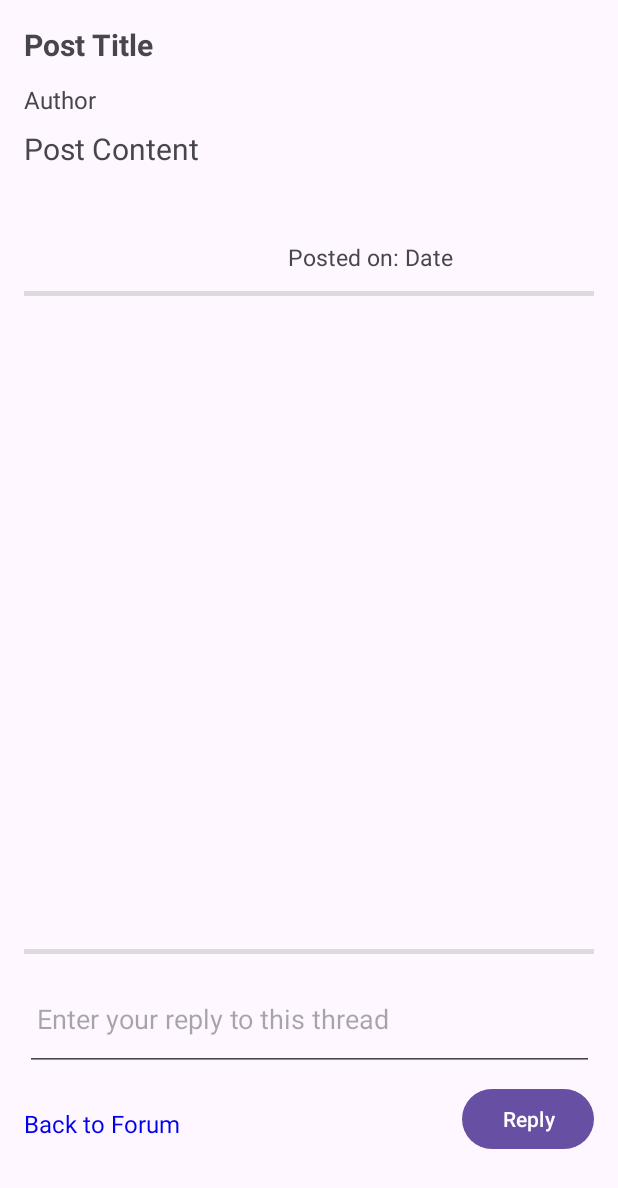
After one commit to Skiddygoat15/MindMelody, an Android app: the PostActivity screen opened directly, with no data from a screen before it, on a phone screen of 412 x 824 dp. The commit adds this screen. Shown: the top 1188 px of the screen. Run offline under Robolectric (Android 15) with nearby library versions, the phone set to English and light mode, and no system bars; our stand-ins replace Room's generated code.

Commit message:
Forum funciton fully completed

```diff
--- a/app/src/main/AndroidManifest.xml
+++ b/app/src/main/AndroidManifest.xml
@@ -27,6 +27,7 @@
         <activity android:name=".Activities.HomeActivity" />
         <!-- 声明 ForumActivity -->
         <activity android:name=".Activities.ForumActivity" />
+        <activity android:name=".Activities.PostActivity" />
     </application>
 
 </manifest>
--- /dev/null
+++ b/app/src/main/java/com/devsquad/mind_melody/Activities/PostActivity.java
@@ -0,0 +1,160 @@
+package com.devsquad.mind_melody.Activities;
+
+import android.content.Intent;
+import android.os.Bundle;
+import android.text.TextUtils;
+import android.widget.Button;
+import android.widget.EditText;
+import android.widget.TextView;
+import android.widget.Toast;
+
+import androidx.appcompat.app.AppCompatActivity;
+import androidx.recyclerview.widget.LinearLayoutManager;
+import androidx.recyclerview.widget.RecyclerView;
+
+import com.devsquad.mind_melody.Adapter.ReplyAdapter;
+import com.devsquad.mind_melody.Adapter.SimpleDateFormatter.DateUtils;
+import com.devsquad.mind_melody.Model.Forum.ForumDB;
+import com.devsquad.mind_melody.Model.Forum.Post;
+import com.devsquad.mind_melody.Model.Forum.PostDao;
+import com.devsquad.mind_melody.Model.Forum.Reply;
+import com.devsquad.mind_melody.Model.Forum.ReplyDao;
+import com.devsquad.mind_melody.Model.User.User;
+import com.devsquad.mind_melody.R;
+
+import java.util.ArrayList;
+import java.util.Date;
+import java.util.List;
+
+public class PostActivity extends AppCompatActivity {
+
+    private TextView postTitle, postAuthor, postContent, postDate, backTo;
+    private EditText replyContentEditText;
+    private Button replyButton;
+    private RecyclerView replyRecyclerView;
+    private List<Reply> replyList;
+    private ReplyAdapter replyAdapter;
+    private ForumDB forumDB;
+    private PostDao postDao;
+    private ReplyDao replyDao;
+    private User loggedInUser; // 当前登录的用户
+    private int postId; // 当前帖子的ID
+
+    @Override
+    protected void onCreate(Bundle savedInstanceState) {
+        super.onCreate(savedInstanceState);
+        setContentView(R.layout.post_activity);
+
+        // 初始化UI组件
+        postTitle = findViewById(R.id.postTitle);
+        postAuthor = findViewById(R.id.postAuthor);
+        postContent = findViewById(R.id.postContent);
+        postDate = findViewById(R.id.postDate);
+        replyContentEditText = findViewById(R.id.replyInput);
+        replyButton = findViewById(R.id.replyButton);
+        replyRecyclerView = findViewById(R.id.recyclerViewReplies);
+        backTo = findViewById(R.id.BackTo); // 返回按钮
+
+        // 获取传入的postId和loggedInUser
+        postId = getIntent().getIntExtra("postId", -1);
+        loggedInUser = (User) getIntent().getSerializableExtra("loggedInUser");
+
+        // 获取数据库实例
+        forumDB = ForumDB.getDatabase(this);
+        postDao = forumDB.postDao();
+        replyDao = forumDB.replyDao();
+
+        // 加载帖子数据
+        loadPost(postId);
+
+        // 加载回复数据
+        loadReplies(postId);
+
+        // 设置返回按钮的监听器，返回到ForumActivity
+        backTo.setOnClickListener(v -> {
+            Intent intent = new Intent(PostActivity.this, ForumActivity.class);
+            intent.putExtra("loggedInUser", loggedInUser); // 传递当前用户信息
+            startActivity(intent);
+            finish(); // 销毁当前Activity，回到ForumActivity
+        });
+
+        // 设置回复按钮监听器
+        replyButton.setOnClickListener(v -> {
+            String replyContent = replyContentEditText.getText().toString().trim();
+
+            // 字段验证
+            if (validateReply(replyContent)) {
+                // 创建新的 Reply 对象
+                Reply newReply = new Reply(postId, replyContent, loggedInUser.getFirstName(), new Date());
+
+                // 使用线程方法插入新回复
+                new Thread(() -> {
+                    long replyId = replyDao.insertReply(newReply); // 插入回复
+
+                    if (replyId > 0) {
+                        // 回复插入成功后刷新回复列表
+                        runOnUiThread(() -> {
+                            Toast.makeText(PostActivity.this, "Reply posted successfully!", Toast.LENGTH_SHORT).show();
+                            loadReplies(postId); // 刷新回复列表
+
+                            // 清空输入框内容
+                            replyContentEditText.setText("");
+                        });
+                    } else {
+                        runOnUiThread(() -> Toast.makeText(PostActivity.this, "Failed to post reply!", Toast.LENGTH_SHORT).show());
+                    }
+                }).start();
+            }
+        });
+    }
+
+    // 加载帖子并显示
+    private void loadPost(int postId) {
+        new Thread(() -> {
+            Post post = postDao.getPostById(postId);
+
+            if (post != null) {
+                runOnUiThread(() -> {
+                    postTitle.setText(post.getTitle());
+                    postAuthor.setText(post.getAuthor());
+                    postContent.setText(post.getContent());
+                    String formattedDate = DateUtils.formatDateToSydneyTime(post.getCreatedAt());
+                    postDate.setText("Posted on: " + formattedDate);
+                });
+            }
+        }).start();
+    }
+
+    // 加载回复并更新RecyclerView
+    private void loadReplies(int postId) {
+        new Thread(() -> {
+            replyList = replyDao.getRepliesByPostId(postId);
+
+            runOnUiThread(() -> {
+                replyAdapter = new ReplyAdapter(PostActivity.this, replyList);
+                replyRecyclerView.setLayoutManager(new LinearLayoutManager(this));
+                replyRecyclerView.setAdapter(replyAdapter);
+            });
+        }).start();
+    }
+
+    // 验证回复内容
+    private boolean validateReply(String replyContent) {
+        if (TextUtils.isEmpty(replyContent)) {
+            Toast.makeText(this, "Reply cannot be empty", Toast.LENGTH_SHORT).show();
+            return false;
+        }
+
+        if (replyContent.length() < 3) {
+            Toast.makeText(this, "Reply must be at least 3 characters long", Toast.LENGTH_SHORT).show();
+            return false;
+        }
+
+        if (replyContent.startsWith(" ")) {
+            Toast.makeText(this, "Reply cannot start with a space", Toast.LENGTH_SHORT).show();
+            return false;
+        }
+
+        return true;
+    }
+}
--- /dev/null
+++ b/app/src/main/java/com/devsquad/mind_melody/Adapter/ReplyAdapter.java
@@ -0,0 +1,62 @@
+package com.devsquad.mind_melody.Adapter;
+
+
+import android.content.Context;
+import android.view.LayoutInflater;
+import android.view.View;
+import android.view.ViewGroup;
+import android.widget.TextView;
+
+import androidx.annotation.NonNull;
+import androidx.recyclerview.widget.RecyclerView;
+
+import com.devsquad.mind_melody.Adapter.SimpleDateFormatter.DateUtils;
+import com.devsquad.mind_melody.Model.Forum.Reply;
+import com.devsquad.mind_melody.R;
+
+import java.util.List;
+
+public class ReplyAdapter extends RecyclerView.Adapter<ReplyAdapter.ReplyViewHolder> {
+
+    private List<Reply> replyList;
+    private Context context;
+
+    public ReplyAdapter(Context context, List<Reply> replyList) {
+        this.context = context;
+        this.replyList = replyList;
+    }
+
+    @NonNull
+    @Override
+    public ReplyViewHolder onCreateViewHolder(@NonNull ViewGroup parent, int viewType) {
+        View view = LayoutInflater.from(context).inflate(R.layout.item_reply, parent, false);
+        return new ReplyViewHolder(view);
+    }
+
+    @Override
+    public void onBindViewHolder(@NonNull ReplyViewHolder holder, int position) {
+        Reply reply = replyList.get(position);
+        holder.replyAuthor.setText(reply.getAuthor());
+        holder.replyContent.setText(reply.getContent());
+        // 使用 DateUtils 来格式化 createdAt
+        String formattedDate = DateUtils.formatDateToSydneyTime(reply.getCreatedAt());
+        holder.replyDate.setText(formattedDate);  // 格式化后的时间显示
+    }
+
+    @Override
+    public int getItemCount() {
+        return replyList.size();
+    }
+
+    public static class ReplyViewHolder extends RecyclerView.ViewHolder {
+
+        TextView replyAuthor, replyContent, replyDate;
+
+        public ReplyViewHolder(@NonNull View itemView) {
+            super(itemView);
+            replyAuthor = itemView.findViewById(R.id.replyAuthor);
+            replyContent = itemView.findViewById(R.id.replyContent);
+            replyDate = itemView.findViewById(R.id.replyDate);
+        }
+    }
+}
--- a/app/src/main/res/drawable/recycler_background.xml
+++ b/app/src/main/res/drawable/recycler_background.xml
@@ -4,7 +4,7 @@
     <solid android:color="#30D3D3D3" />
 
     <!-- 设置圆角 -->
-    <corners android:radius="16dp" />
+    <corners android:radius="2dp" />
 
     <!-- 设置边框 -->
     <stroke android:width="2dp" android:color="#FFB0B0B0" />
--- /dev/null
+++ b/app/src/main/res/layout/post_activity.xml
@@ -0,0 +1,145 @@
+<?xml version="1.0" encoding="utf-8"?>
+<androidx.constraintlayout.widget.ConstraintLayout xmlns:android="http://schemas.android.com/apk/res/android"
+    xmlns:app="http://schemas.android.com/apk/res-auto"
+    xmlns:tools="http://schemas.android.com/tools"
+    android:layout_width="match_parent"
+    android:layout_height="match_parent"
+    tools:context=".Activities.PostActivity">
+
+    <!-- 帖子标题 -->
+    <TextView
+        android:id="@+id/postTitle"
+        android:layout_width="wrap_content"
+        android:layout_height="wrap_content"
+        android:layout_marginStart="16dp"
+        android:layout_marginTop="16dp"
+        android:text="Post Title"
+        android:textSize="20sp"
+        android:textStyle="bold"
+        app:layout_constraintStart_toStartOf="parent"
+        app:layout_constraintTop_toTopOf="parent" />
+
+    <!-- 作者 -->
+
+    <!-- 帖子内容 -->
+
+    <!-- 发布时间 -->
+
+    <!-- 分割线 -->
+
+    <!-- 回复列表 RecyclerView -->
+
+    <TextView
+        android:id="@+id/postAuthor"
+        android:layout_width="wrap_content"
+        android:layout_height="wrap_content"
+        android:layout_marginTop="12dp"
+        android:text="Author"
+        android:textSize="16sp"
+        app:layout_constraintStart_toStartOf="@id/postTitle"
+        app:layout_constraintTop_toBottomOf="@id/postTitle" />
+
+    <TextView
+        android:id="@+id/postContent"
+        android:layout_width="wrap_content"
+        android:layout_height="wrap_content"
+        android:layout_marginTop="8dp"
+        android:layout_marginEnd="16dp"
+        android:text="Post Content"
+        android:textSize="20sp"
+        app:layout_constraintEnd_toEndOf="parent"
+        app:layout_constraintHorizontal_bias="0.0"
+        app:layout_constraintStart_toStartOf="@id/postTitle"
+        app:layout_constraintTop_toBottomOf="@id/postAuthor" />
+
+    <!-- 分割线2 -->
+
+    <!-- 输入回复框 -->
+
+    <!-- 回复按钮 -->
+
+    <TextView
+        android:id="@+id/postDate"
+        android:layout_width="wrap_content"
+        android:layout_height="wrap_content"
+        android:layout_marginStart="176dp"
+        android:layout_marginTop="48dp"
+        android:text="Posted on: Date"
+        android:textSize="15sp"
+        app:layout_constraintStart_toStartOf="@id/postTitle"
+        app:layout_constraintTop_toBottomOf="@id/postContent" />
+
+    <View
+        android:id="@+id/dividerLine1"
+        android:layout_width="0dp"
+        android:layout_height="3dp"
+        android:layout_marginStart="16dp"
+        android:layout_marginTop="12dp"
+        android:layout_marginEnd="16dp"
+        android:background="?android:attr/listDivider"
+        app:layout_constraintEnd_toEndOf="parent"
+        app:layout_constraintHorizontal_bias="0.0"
+        app:layout_constraintStart_toStartOf="parent"
+        app:layout_constraintTop_toBottomOf="@id/postDate" />
+
+    <androidx.recyclerview.widget.RecyclerView
+        android:id="@+id/recyclerViewReplies"
+        android:layout_width="377dp"
+        android:layout_height="407dp"
+        android:layout_marginStart="16dp"
+        android:layout_marginTop="16dp"
+        android:layout_marginEnd="16dp"
+        app:layout_constraintBottom_toTopOf="@id/dividerLine2"
+        app:layout_constraintEnd_toEndOf="parent"
+        app:layout_constraintHorizontal_bias="0.0"
+        app:layout_constraintStart_toStartOf="parent"
+        app:layout_constraintTop_toBottomOf="@id/dividerLine1"
+        app:layout_constraintVertical_bias="0.0" />
+
+    <View
+        android:id="@+id/dividerLine2"
+        android:layout_width="0dp"
+        android:layout_height="3dp"
+        android:layout_marginStart="16dp"
+        android:layout_marginEnd="16dp"
+        android:layout_marginBottom="8dp"
+        android:background="?android:attr/listDivider"
+        app:layout_constraintBottom_toTopOf="@+id/replyInput"
+        app:layout_constraintEnd_toEndOf="parent"
+        app:layout_constraintHorizontal_bias="0.0"
+        app:layout_constraintStart_toStartOf="parent" />
+
+    <EditText
+        android:id="@+id/replyInput"
+        android:layout_width="379dp"
+        android:layout_height="70dp"
+        android:layout_marginTop="644dp"
+        android:hint="Enter your reply to this thread"
+        android:padding="8dp"
+        app:layout_constraintEnd_toEndOf="parent"
+        app:layout_constraintStart_toStartOf="parent"
+        app:layout_constraintTop_toTopOf="parent" />
+
+    <Button
+        android:id="@+id/replyButton"
+        android:layout_width="wrap_content"
+        android:layout_height="wrap_content"
+        android:layout_marginTop="8dp"
+        android:layout_marginEnd="16dp"
+        android:text="Reply"
+        app:layout_constraintEnd_toEndOf="parent"
+        app:layout_constraintTop_toBottomOf="@id/replyInput" />
+
+    <TextView
+        android:id="@+id/BackTo"
+        android:layout_width="wrap_content"
+        android:layout_height="wrap_content"
+        android:layout_marginTop="738dp"
+        android:text="Back to Forum"
+        android:textColor="#0000EE"
+        android:textSize="16dp"
+        app:layout_constraintEnd_toStartOf="@+id/replyButton"
+        app:layout_constraintHorizontal_bias="0.078"
+        app:layout_constraintStart_toStartOf="parent"
+        app:layout_constraintTop_toTopOf="parent" />
+</androidx.constraintlayout.widget.ConstraintLayout>
```
Also changed, not shown: app/src/main/java/com/devsquad/mind_melody/Activities/ForumActivity.java (+8 -0 lines), app/src/main/java/com/devsquad/mind_melody/Activities/MyApplication.java (added, +17 -0 lines), app/src/main/java/com/devsquad/mind_melody/Adapter/PostAdapter.java (+20 -0 lines), app/src/main/res/drawable/reply_background.xml (added, +11 -0 lines), app/src/main/res/layout/item_reply.xml (added, +54 -0 lines), 36 other files.
